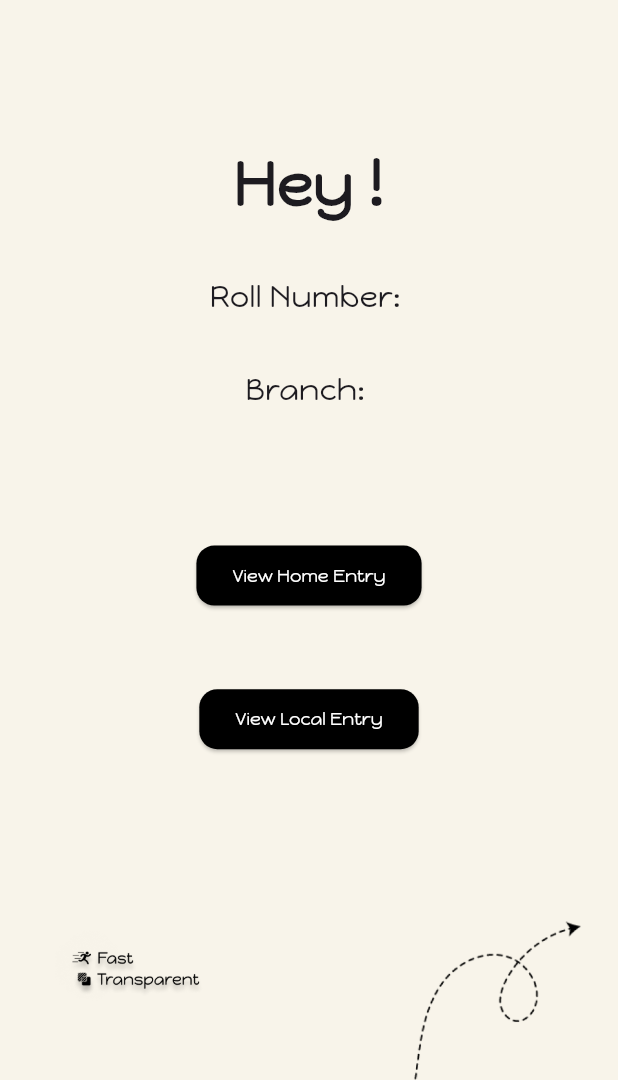
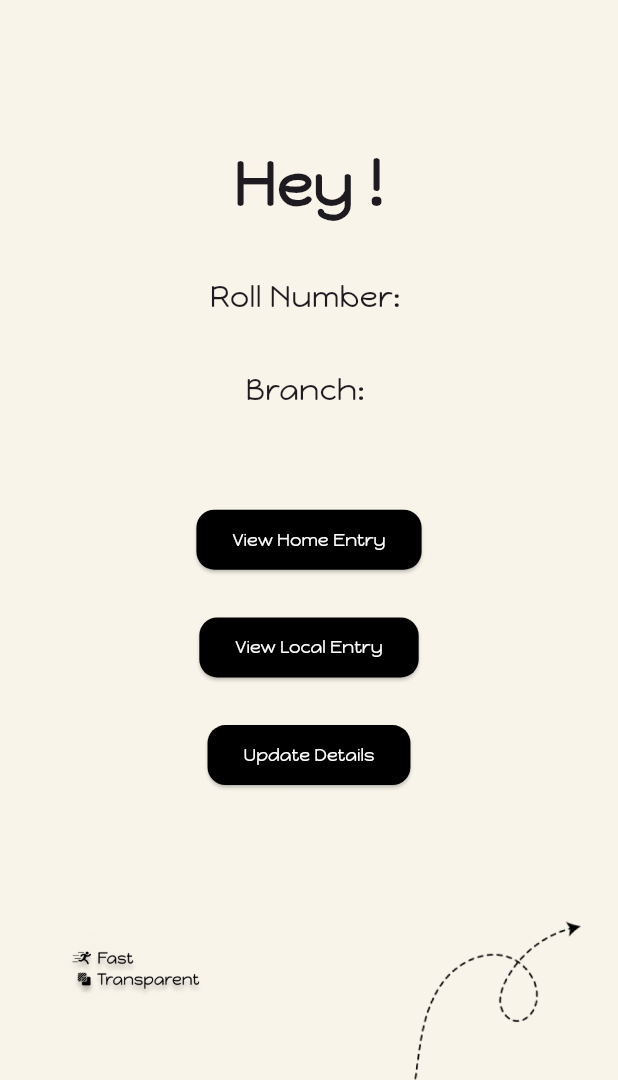
Before and after one commit to om13rajpal/scanago, a Flutter app: the Account screen opened directly with empty values, on a phone screen of 412 x 824 dp, the part 156-1236 px from its top. Run offline on Flutter 3.47's test engine with Material 3 defaults, Android fonts, the phone set to English and light mode, and no system bars; our stand-ins replace fluttertoast, image_picker, jwt_decoder, lottie, qr_flutter, shared_preferences; missing offline and left inert: simple_barcode_scanner; accounts and stored records are empty; network calls fail.

Commit message:
added an option to update user details

```diff
--- a/lib/account.dart
+++ b/lib/account.dart
@@ -1,5 +1,6 @@
 import 'package:flutter/material.dart';
 import 'package:scanago/button.dart';
+import 'package:scanago/details.dart';
 import 'package:scanago/entryList.dart';
 import 'package:scanago/login.dart';
 import 'package:shared_preferences/shared_preferences.dart';
@@ -21,6 +22,20 @@ class Account extends StatefulWidget {
 }
 
 class _AccountState extends State<Account> {
+  late SharedPreferences prefs;
+  late String token;
+
+  void initSharedPrefs() async {
+    prefs = await SharedPreferences.getInstance();
+    token = prefs.getString('token')!;
+  }
+
+  @override
+  void initState() {
+    initSharedPrefs();
+    super.initState();
+  }
+
   Future<void> logout(BuildContext context) async {
     SharedPreferences prefs = await SharedPreferences.getInstance();
     await prefs.remove('token');
@@ -146,6 +161,22 @@ class _AccountState extends State<Account> {
                         radius: 12,
                         fontSize: 12),
                   ),
+                  SizedBox(
+                    height: 40,
+                    child: Button(
+                        text: 'Update Details',
+                        onPressed: () {
+                          Navigator.push(
+                            context,
+                            _createFadeRoute(Details(
+                              token: token,
+                              saveType: 'update',
+                            )),
+                          );
+                        },
+                        radius: 12,
+                        fontSize: 12),
+                  ),
                 ],
               ),
             ),
--- a/lib/signup.dart
+++ b/lib/signup.dart
@@ -46,7 +46,7 @@ class _SignUpState extends State<SignUp> {
         if (!context.mounted) return;
 
         Navigator.of(context)
-            .pushReplacement(_createFadeRoute(Details(token: myToken)));
+            .pushReplacement(_createFadeRoute(Details(token: myToken, saveType: 'save',)));
       }
     }
   }
--- a/lib/splash.dart
+++ b/lib/splash.dart
@@ -27,7 +27,7 @@ class _SplashState extends State<Splash> {
     } else if (widget.isLoggedIn == 'yes' && widget.dataSaved == true) {
       nextPage = Dashboard(token: widget.token);
     } else if (widget.isLoggedIn == 'yes' && widget.dataSaved != true) {
-      nextPage = Details(token: widget.token!);
+      nextPage = Details(token: widget.token!, saveType: 'save',);
     } else {
       nextPage = const Login();
     }
```
Also changed, not shown: lib/details.dart (+42 -2 lines), 1 other file.
